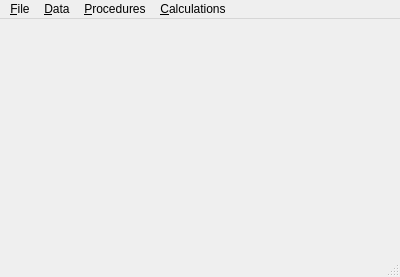
This is Numpy/Sdadmin/sdadminmain.ui in JohnMCollins/python-astro-progs as Qt 5 draws it before an edit. The edited form follows.
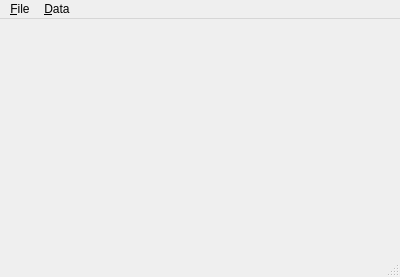
This is the edited form.

```diff
--- a/Numpy/Sdadmin/sdadminmain.ui
+++ b/Numpy/Sdadmin/sdadminmain.ui
@@ -51,24 +51,8 @@
     <addaction name="separator"/>
     <addaction name="action_tune_ranges"/>
    </widget>
-   <widget class="QMenu" name="menu_Procedures">
-    <property name="title">
-     <string>&amp;Procedures</string>
-    </property>
-    <addaction name="action_mark_exceptional"/>
-    <addaction name="action_calculate_continuum"/>
-    <addaction name="action_individual_continuum"/>
-   </widget>
-   <widget class="QMenu" name="menu_Calculations">
-    <property name="title">
-     <string>&amp;Calculations</string>
-    </property>
-    <addaction name="action_equivalent_widths"/>
-   </widget>
    <addaction name="menu_File"/>
    <addaction name="menu_Data"/>
-   <addaction name="menu_Procedures"/>
-   <addaction name="menu_Calculations"/>
   </widget>
   <widget class="QStatusBar" name="statusbar"/>
   <action name="action_Source_directory">
```
